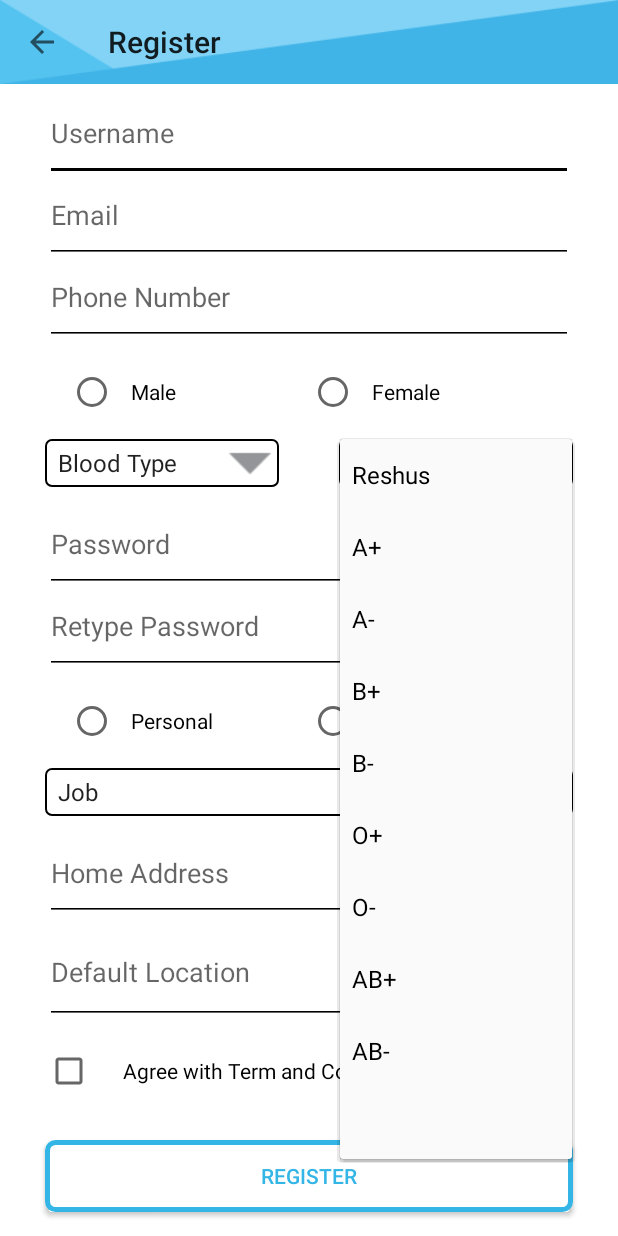
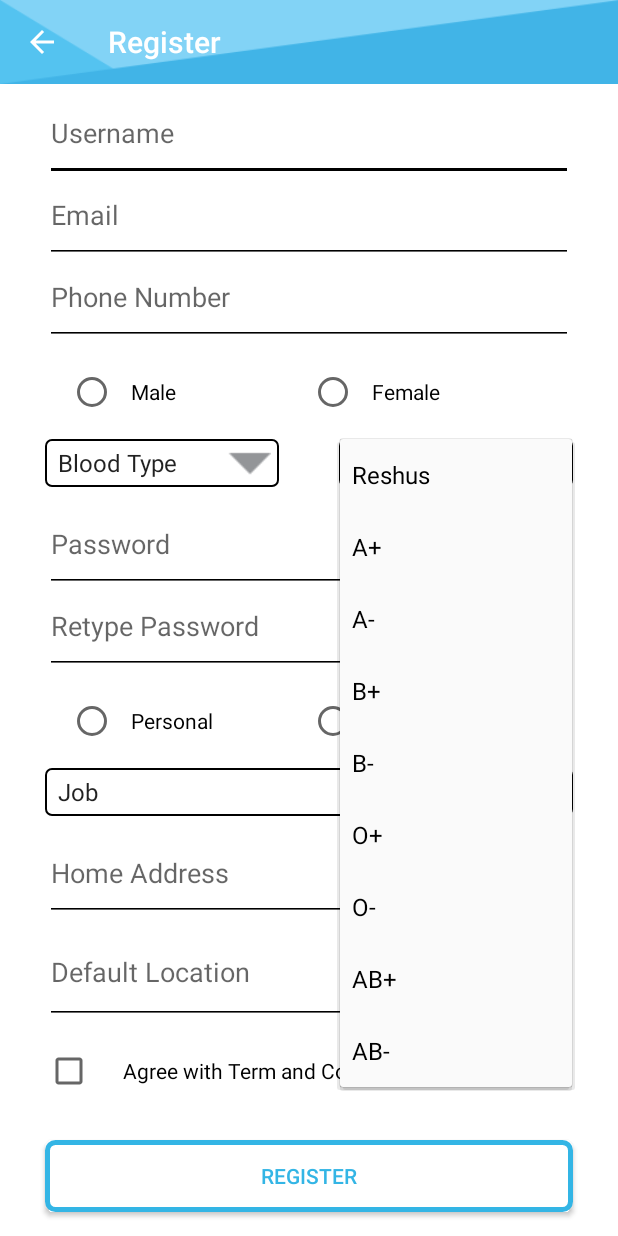
Before and after one commit to kurniawanharry/bloodshare, an Android app: the RegisterActivity screen opened directly, with no data from a screen before it, after a tap on "Reshus", on a phone screen of 412 x 824 dp. Run offline under Robolectric (Android 15) with nearby library versions, the phone set to English and light mode, and no system bars; 1 other tap on this screen came first.

Commit message:
seventh commit

```diff
--- a/app/src/main/res/layout/activity_register.xml
+++ b/app/src/main/res/layout/activity_register.xml
@@ -18,7 +18,8 @@
         android:id="@+id/toolbar"
         android:layout_width="match_parent"
         android:layout_height="wrap_content"
-        android:background="@mipmap/ic_header"/>
+        android:background="@mipmap/ic_header"
+        android:theme="@style/ThemeOverlay.AppCompat.Dark.ActionBar"/>
     <ScrollView
         android:layout_width="match_parent"
         android:layout_height="match_parent">
--- a/app/src/main/res/values/strings.xml
+++ b/app/src/main/res/values/strings.xml
@@ -28,7 +28,6 @@
         <item>O-</item>
         <item>AB+</item>
         <item>AB-</item>
-        <item></item>
     </string-array>
 
     <string-array name="spinn3">
```
